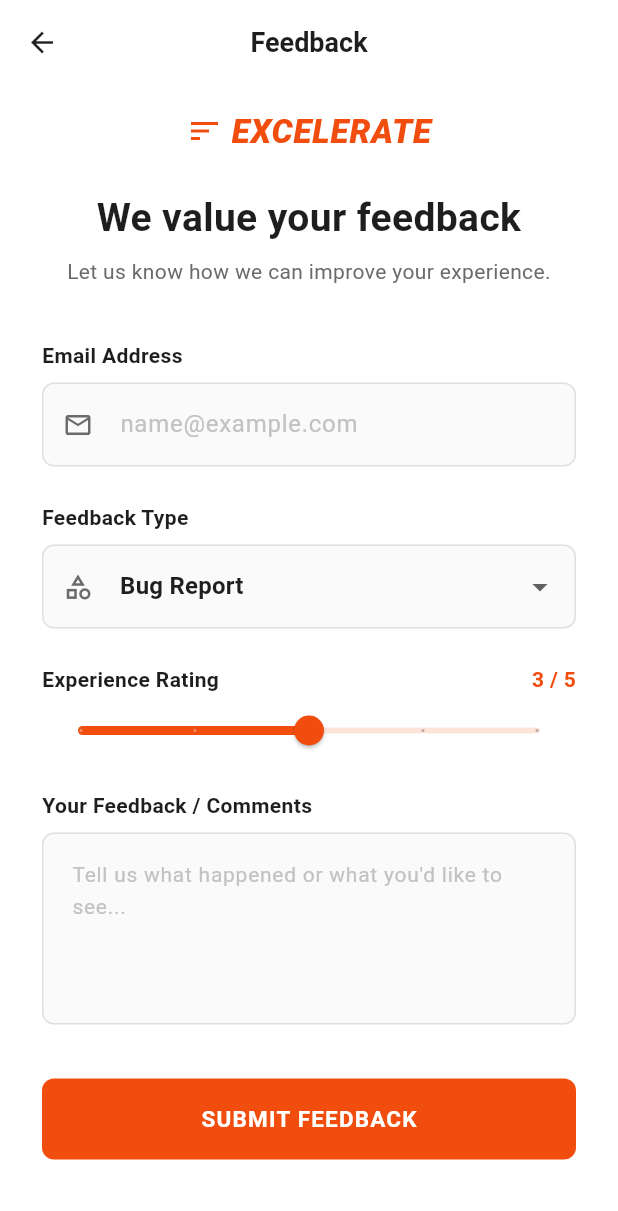
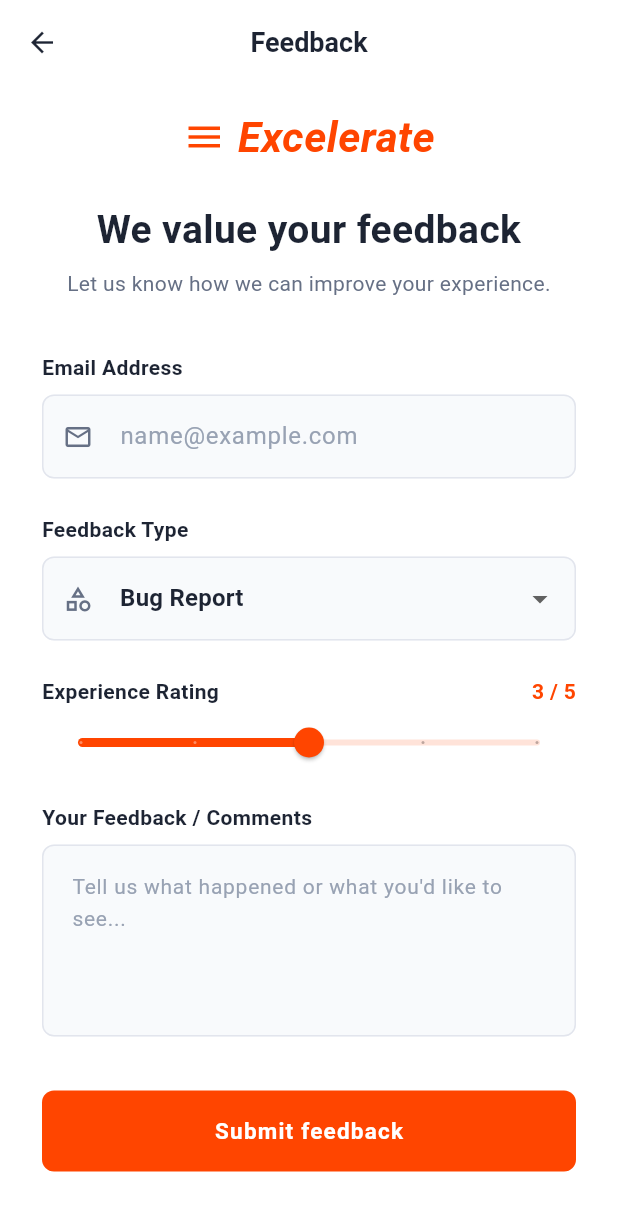
Before and after one commit to Ruby160612/excelerate-engagement-app, a Flutter app: the FeedbackPage screen opened directly, on a phone screen of 412 x 824 dp. Shown: the top 1211 px of the screen. Run offline on Flutter 3.47's test engine with Material 3 defaults, Android fonts, the phone set to English and light mode, and no system bars; our stand-ins replace file_picker, flutter_svg, shared_preferences; accounts and stored records are empty.

Commit message:
Align Feedback screen colours, logo and button with the design system

```diff
--- a/lib/views/learner/feedback.dart
+++ b/lib/views/learner/feedback.dart
@@ -1,6 +1,8 @@
 import 'package:flutter/material.dart';
 
 import '../../state/submission_controller.dart';
+import '../../utils/themes.dart';
+import '../../widgets/brand_logo.dart';
 
 class FeedbackPage extends StatefulWidget {
   const FeedbackPage({super.key, this.onSubmit});
@@ -56,10 +58,10 @@
     'Account Issue',
   ];
 
-  static const Color brandOrange = Color(0xFFF14D0E);
-  static const Color textDark = Color(0xFF1E1E1E);
-  static const Color textMuted = Color(0xFF6B696C);
-  static const Color borderGrey = Color(0xFFE0E0E0);
+  static const Color brandOrange = AppColors.primary;
+  static const Color textDark = AppColors.textPrimary;
+  static const Color textMuted = AppColors.textMuted;
+  static const Color borderGrey = AppColors.border;
 
   @override
   void initState() {
@@ -113,10 +115,7 @@
         backgroundColor: Colors.white,
         elevation: 0,
         leading: const BackButton(color: textDark),
-        title: const Text(
-          'Feedback',
-          style: TextStyle(color: textDark, fontWeight: FontWeight.bold),
-        ),
+        title: const Text('Feedback'),
         centerTitle: true,
       ),
       body: SingleChildScrollView(
@@ -125,23 +124,7 @@
           child: Column(
             crossAxisAlignment: CrossAxisAlignment.stretch,
             children: [
-              Row(
-                mainAxisAlignment: MainAxisAlignment.center,
-                children: [
-                  const Icon(Icons.sort, color: brandOrange, size: 24),
-                  const SizedBox(width: 6),
-                  Text(
-                    'Excelerate'.toUpperCase(),
-                    style: const TextStyle(
-                      color: brandOrange,
-                      fontSize: 22,
-                      fontWeight: FontWeight.w900,
-                      fontStyle: FontStyle.italic,
-                      letterSpacing: 0.5,
-                    ),
-                  ),
-                ],
-              ),
+              const Center(child: BrandLogo()),
               const SizedBox(height: 24),
               const Text(
                 'We value your feedback',
@@ -175,11 +158,11 @@
                 decoration: InputDecoration(
                   errorText: _form.errorOf('email'),
                   hintText: 'name@example.com',
-                  hintStyle: const TextStyle(color: Color(0xFFC2C2C2)),
+                  hintStyle: const TextStyle(color: AppColors.textHint),
                   prefixIcon: const Icon(Icons.email_outlined,
                       color: textMuted, size: 20),
                   filled: true,
-                  fillColor: const Color(0xFFFAFAFA),
+                  fillColor: AppColors.surfaceVariant,
                   contentPadding: const EdgeInsets.symmetric(vertical: 16),
                   enabledBorder: OutlineInputBorder(
                     borderRadius: BorderRadius.circular(8),
@@ -215,7 +198,7 @@
                   prefixIcon: const Icon(Icons.category_outlined,
                       color: textMuted, size: 20),
                   filled: true,
-                  fillColor: const Color(0xFFFAFAFA),
+                  fillColor: AppColors.surfaceVariant,
                   contentPadding: const EdgeInsets.symmetric(vertical: 16),
                   enabledBorder: OutlineInputBorder(
                     borderRadius: BorderRadius.circular(8),
@@ -260,9 +243,9 @@
               SliderTheme(
                 data: SliderTheme.of(context).copyWith(
                   activeTrackColor: brandOrange,
-                  inactiveTrackColor: brandOrange.withOpacity(0.15),
+                  inactiveTrackColor: brandOrange.withValues(alpha: 0.15),
                   thumbColor: brandOrange,
-                  overlayColor: brandOrange.withOpacity(0.12),
+                  overlayColor: brandOrange.withValues(alpha: 0.12),
                   valueIndicatorColor: brandOrange,
                 ),
                 child: Slider(
@@ -294,11 +277,11 @@
                   errorText: _form.errorOf('comments'),
                   hintText: 'Tell us what happened or what you\'d like to see...',
                   hintStyle: const TextStyle(
-                    color: Color(0xFFC2C2C2),
+                    color: AppColors.textHint,
                     fontSize: 14,
                   ),
                   filled: true,
-                  fillColor: const Color(0xFFFAFAFA),
+                  fillColor: AppColors.surfaceVariant,
                   contentPadding: const EdgeInsets.all(16),
                   enabledBorder: OutlineInputBorder(
                     borderRadius: BorderRadius.circular(8),
@@ -340,7 +323,7 @@
                         ),
                       )
                     : const Text(
-                        'SUBMIT FEEDBACK',
+                        'Submit feedback',
                         style: TextStyle(
                           fontSize: 15,
                           fontWeight: FontWeight.bold,
--- /dev/null
+++ b/lib/widgets/brand_logo.dart
@@ -0,0 +1,67 @@
+import 'package:flutter/material.dart';
+
+import '../utils/themes.dart';
+
+/// The Excelerate logo. Every screen uses this one widget so the logo looks
+/// the same everywhere (colour, italic style, optional mark and tagline).
+class BrandLogo extends StatelessWidget {
+  const BrandLogo({
+    super.key,
+    this.showMark = true,
+    this.showTagline = false,
+    this.size = 28,
+  });
+
+  /// Shows the three-line mark to the left of the name.
+  final bool showMark;
+
+  /// Shows "TALENT HUB" under the name.
+  final bool showTagline;
+
+  /// Font size of the name; the mark scales with it.
+  final double size;
+
+  @override
+  Widget build(BuildContext context) {
+    final name = Row(
+      mainAxisSize: MainAxisSize.min,
+      children: [
+        if (showMark) ...[
+          Icon(Icons.menu, color: AppColors.primary, size: size),
+          SizedBox(width: size * 0.3),
+        ],
+        Text(
+          'Excelerate',
+          style: TextStyle(
+            fontSize: size,
+            fontWeight: FontWeight.bold,
+            fontStyle: FontStyle.italic,
+            color: AppColors.primary,
+          ),
+        ),
+      ],
+    );
+    final logo = showTagline
+        ? Column(
+            mainAxisSize: MainAxisSize.min,
+            children: [
+              name,
+              Text(
+                'TALENT HUB',
+                style: Theme.of(context)
+                    .textTheme
+                    .labelMedium
+                    ?.copyWith(letterSpacing: 2),
+              ),
+            ],
+          )
+        : name;
+    // Shrinks the logo instead of overflowing on narrow screens or when the
+    // user enlarges the system text.
+    return FittedBox(
+      fit: BoxFit.scaleDown,
+      alignment: Alignment.centerLeft,
+      child: logo,
+    );
+  }
+}
```
